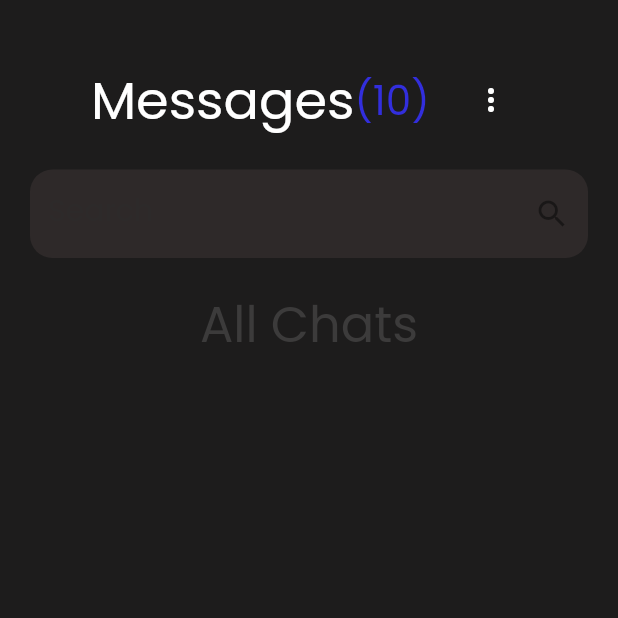
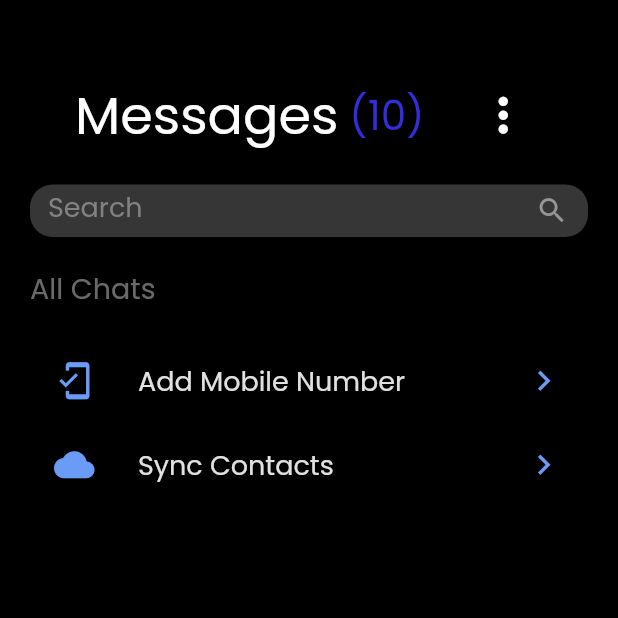
Before and after one commit to Huloiarnata/Unico-everyday-chatting-application, a Flutter app: the screen it shows after launch, after a tap on "Continue With Google", on a phone screen of 412 x 824 dp, the top half of it. Run offline on Flutter 3.47's test engine with Material 2 defaults, Android fonts, the phone set to English and light mode, and no system bars.

Commit message:
Finished Initial Inbox Frontend

```diff
--- a/lib/screens/myscreen.dart
+++ b/lib/screens/myscreen.dart
@@ -9,15 +9,24 @@ class My_Inbox extends StatefulWidget {
 
 class _My_InboxState extends State<My_Inbox> {
   int messages_count = 10;
+  final List startinginbox = ['Add Mobile Number', 'Sync Contacts'];
+  final List leadingicons = [Icons.mobile_friendly, Icons.cloud];
+  final List trailingicons = [
+    Icons.keyboard_arrow_right,
+    Icons.keyboard_arrow_right
+  ];
+
   @override
   Widget build(BuildContext context) {
     return MaterialApp(
       debugShowCheckedModeBanner: false,
-      theme: ThemeData(scaffoldBackgroundColor: const Color(0xFF1D1C1C)),
+      theme: ThemeData(
+          scaffoldBackgroundColor: const Color.fromARGB(255, 0, 0, 0)),
       home: Scaffold(
         body: Column(
+          crossAxisAlignment: CrossAxisAlignment.start,
           children: [
-            const SizedBox(height: 40),
+            const SizedBox(height: 50),
             Row(
               mainAxisAlignment: MainAxisAlignment.center,
               children: [
@@ -29,25 +38,82 @@ class _My_InboxState extends State<My_Inbox> {
                       fontFamily: 'Poppins',
                       fontSize: 35),
                 ),
-                Text("($messages_count)",
+                Text(" ($messages_count)",
                     style: const TextStyle(
                         color: Color(0xFF322EDD),
                         fontWeight: FontWeight.w300,
                         fontFamily: 'Poppins',
                         fontSize: 27)),
                 const SizedBox(
-                  width: 17,
+                  width: 26,
                 ),
-                IconButton(
-                  onPressed: () {},
+                PopupMenuButton(
+                    color: const Color.fromARGB(255, 54, 54, 54),
+                    iconSize: 37,
                     icon: const Icon(
                       Icons.more_vert,
                       color: Colors.white,
                     ),
+                    itemBuilder: (context) => [
+                          PopupMenuItem(
+                            value: 1,
+                            child: Row(
+                              mainAxisAlignment: MainAxisAlignment.start,
+                              children: const <Widget>[
+                                Icon(Icons.person, color: Colors.white),
+                                SizedBox(width: 10),
+                                Text(
+                                  "Profile",
+                                  style: TextStyle(
+                                      color: Color.fromARGB(225, 255, 255, 255),
+                                      fontWeight: FontWeight.w300,
+                                      fontFamily: 'Poppins',
+                                      fontSize: 18),
                                 ),
                               ],
                             ),
+                          ),
+                          PopupMenuItem(
+                            value: 2,
+                            child: Row(
+                              mainAxisAlignment: MainAxisAlignment.start,
+                              children: const <Widget>[
+                                Icon(Icons.settings, color: Colors.white),
+                                SizedBox(width: 10),
+                                Text(
+                                  "Settings",
+                                  style: TextStyle(
+                                      color: Color.fromARGB(225, 255, 255, 255),
+                                      fontWeight: FontWeight.w300,
+                                      fontFamily: 'Poppins',
+                                      fontSize: 18),
+                                ),
+                              ],
+                            ),
+                          ),
+                          PopupMenuItem(
+                            value: 3,
+                            child: Row(
+                              mainAxisAlignment: MainAxisAlignment.start,
+                              children: const <Widget>[
+                                Icon(Icons.logout, color: Colors.white),
+                                SizedBox(width: 10),
+                                Text(
+                                  "Log Out",
+                                  style: TextStyle(
+                                      color: Color.fromARGB(225, 255, 255, 255),
+                                      fontWeight: FontWeight.w300,
+                                      fontFamily: 'Poppins',
+                                      fontSize: 18),
+                                ),
+                              ],
+                            ),
+                          ),
+                        ]),
+              ],
+            ),
             Container(
+              height: 75,
               padding: const EdgeInsets.all(20),
               child: TextField(
                 cursorColor: const Color.fromARGB(255, 245, 238, 238),
@@ -55,31 +121,66 @@ class _My_InboxState extends State<My_Inbox> {
                 decoration: InputDecoration(
                   labelText: 'Search',
                   labelStyle: const TextStyle(
-                      color: Color.fromARGB(160, 44, 43, 43),
+                      color: Color.fromARGB(255, 131, 130, 130),
                       fontWeight: FontWeight.w100,
                       fontFamily: 'Poppins',
-                      fontSize: 20),
+                      fontSize: 18),
                   suffixIcon: const Align(
                     widthFactor: 1.0,
                     heightFactor: 1.0,
-                    child: Icon(Icons.search_sharp),
+                    child: Icon(Icons.search_sharp,
+                        color: Color.fromARGB(255, 150, 149, 149), size: 22),
                   ),
                   filled: true,
-                  fillColor: const Color(0xFF2E2929),
+                  fillColor: const Color.fromARGB(255, 54, 54, 54),
                   border: OutlineInputBorder(
                       borderSide: BorderSide.none,
                       borderRadius: BorderRadius.circular(15)),
                 ),
               ),
             ),
-            const Text(
+            Container(
+              padding: const EdgeInsets.fromLTRB(20, 0, 0, 0),
+              child: const Text(
                 "All Chats",
                 style: TextStyle(
-                  color: Color.fromARGB(159, 78, 77, 77),
+                    color: Color.fromARGB(159, 170, 169, 169),
                     fontWeight: FontWeight.w300,
                     fontFamily: 'Poppins',
-                  fontSize: 33),
+                    fontSize: 19),
               ),
+            ),
+            Expanded(
+              child: ListView.builder(
+                padding: const EdgeInsets.all(20),
+                scrollDirection: Axis.vertical,
+                itemCount: startinginbox.length,
+                itemBuilder: (context, index) {
+                  return ListTile(
+                    onTap: () {},
+                    leading: Icon(
+                      leadingicons[index],
+                      color: const Color(0xFF699BF7),
+                      size: 27,
+                    ),
+                    /*****TEXT******/
+                    title: Text(
+                      '${startinginbox[index]}',
+                      style: const TextStyle(
+                          color: Color.fromARGB(225, 255, 255, 255),
+                          fontWeight: FontWeight.w300,
+                          fontFamily: 'Poppins',
+                          fontSize: 18),
+                    ),
+                    trailing: Icon(
+                      trailingicons[index],
+                      color: const Color(0xFF699BF7),
+                      size: 27,
+                    ),
+                  );
+                },
+              ),
+            )
           ],
         ),
       ),
```
Lines whose indentation alone changed are shown as unchanged.
